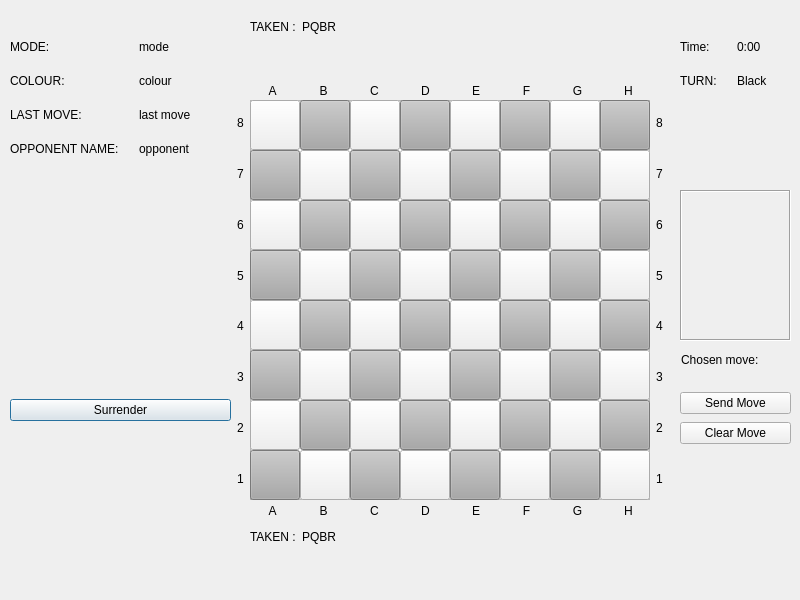
The window that Qt_UI/MainMenu/gameWithoutChat.ui (Phucyro/PawnHub) describes before a commit, drawn with Qt 5.
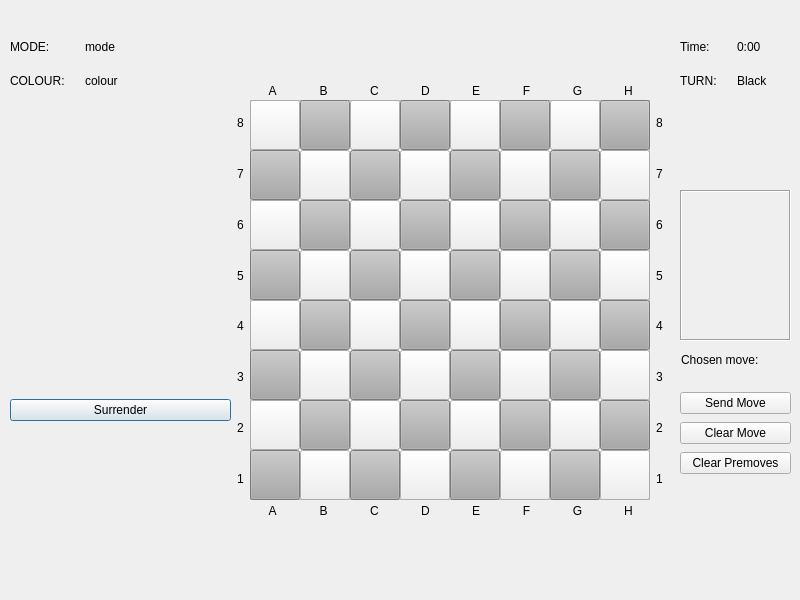
The same window after the commit. Icons and pictures are not drawn.

```diff
--- a/Qt_UI/MainMenu/gameWithoutChat.ui
+++ b/Qt_UI/MainMenu/gameWithoutChat.ui
@@ -66,32 +66,6 @@
     <bool>true</bool>
    </property>
   </widget>
-  <widget class="QWidget" name="formLayoutWidget_3">
-   <property name="geometry">
-    <rect>
-     <x>250</x>
-     <y>530</y>
-     <width>401</width>
-     <height>61</height>
-    </rect>
-   </property>
-   <layout class="QFormLayout" name="formLayout_3">
-    <item row="0" column="0">
-     <widget class="QLabel" name="takenLabel">
-      <property name="text">
-       <string>TAKEN :</string>
-      </property>
-     </widget>
-    </item>
-    <item row="0" column="1">
-     <widget class="QLabel" name="chgTakenLabel">
-      <property name="text">
-       <string>PQBR</string>
-      </property>
-     </widget>
-    </item>
-   </layout>
-  </widget>
   <widget class="QWidget" name="verticalLayoutWidget">
    <property name="geometry">
     <rect>
@@ -144,46 +118,6 @@
         </property>
        </widget>
       </item>
-      <item row="2" column="0">
-       <widget class="QLabel" name="lastMoveLabel">
-        <property name="enabled">
-         <bool>true</bool>
-        </property>
-        <property name="text">
-         <string>LAST MOVE:</string>
-        </property>
-       </widget>
-      </item>
-      <item row="2" column="1">
-       <widget class="QLabel" name="chgLastMoveLabel">
-        <property name="enabled">
-         <bool>true</bool>
-        </property>
-        <property name="text">
-         <string>last move</string>
-        </property>
-       </widget>
-      </item>
-      <item row="3" column="0">
-       <widget class="QLabel" name="opponentNameLabel">
-        <property name="enabled">
-         <bool>true</bool>
-        </property>
-        <property name="text">
-         <string>OPPONENT NAME:</string>
-        </property>
-       </widget>
-      </item>
-      <item row="3" column="1">
-       <widget class="QLabel" name="chgOpponentNameLabel">
-        <property name="enabled">
-         <bool>true</bool>
-        </property>
-        <property name="text">
-         <string>opponent</string>
-        </property>
-       </widget>
-      </item>
      </layout>
     </item>
     <item>
@@ -251,32 +185,6 @@
     </item>
    </layout>
   </widget>
-  <widget class="QWidget" name="formLayoutWidget_5">
-   <property name="geometry">
-    <rect>
-     <x>250</x>
-     <y>20</y>
-     <width>401</width>
-     <height>61</height>
-    </rect>
-   </property>
-   <layout class="QFormLayout" name="formLayout_5">
-    <item row="0" column="0">
-     <widget class="QLabel" name="takenEnnemyLabel">
-      <property name="text">
-       <string>TAKEN :</string>
-      </property>
-     </widget>
-    </item>
-    <item row="0" column="1">
-     <widget class="QLabel" name="chgTakenEnnemyLabel">
-      <property name="text">
-       <string>PQBR</string>
-      </property>
-     </widget>
-    </item>
-   </layout>
-  </widget>
   <widget class="QPushButton" name="A1">
    <property name="enabled">
     <bool>true</bool>
@@ -3268,7 +3176,7 @@
      <x>680</x>
      <y>390</y>
      <width>111</width>
-     <height>58</height>
+     <height>89</height>
     </rect>
    </property>
    <layout class="QVBoxLayout" name="verticalLayout_5">
@@ -3298,6 +3206,19 @@
       </property>
      </widget>
     </item>
+    <item>
+     <widget class="QPushButton" name="premoveClearButton">
+      <property name="enabled">
+       <bool>true</bool>
+      </property>
+      <property name="text">
+       <string>Clear Premoves</string>
+      </property>
+      <property name="flat">
+       <bool>false</bool>
+      </property>
+     </widget>
+    </item>
    </layout>
   </widget>
  </widget>
```
